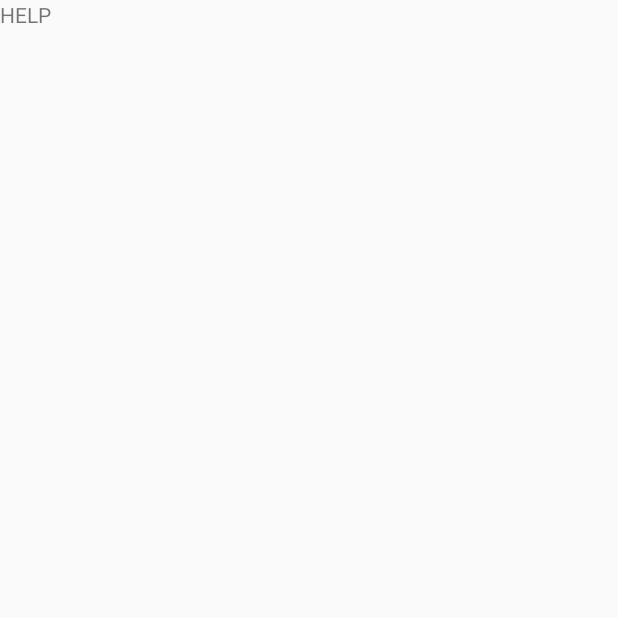
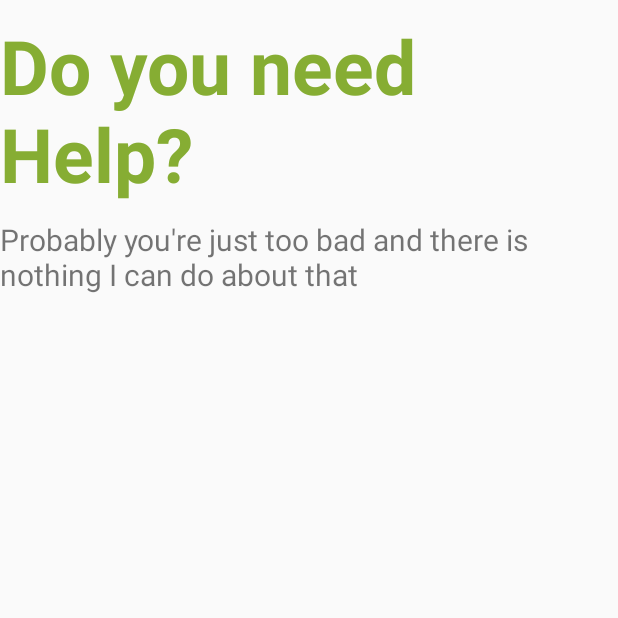
Before and after one commit to FloHimself5/FlappyBee, an Android app: the Help screen opened directly, with no data from a screen before it, on a phone screen of 412 x 824 dp, the top half of it. Before the commit the part shown is almost empty. Run offline under Robolectric (Android 15) with nearby library versions, the phone set to English and light mode, and no system bars.

Commit message:
added some Help and tried TextView

```diff
--- a/app/src/main/res/layout/activity_help.xml
+++ b/app/src/main/res/layout/activity_help.xml
@@ -1,11 +1,29 @@
 <?xml version="1.0" encoding="utf-8"?>
 <LinearLayout xmlns:android="http://schemas.android.com/apk/res/android"
-    android:orientation="vertical" android:layout_width="match_parent"
-    android:layout_height="match_parent">
+    android:orientation="vertical"
+    android:layout_width="match_parent"
+    android:layout_height="match_parent"
+    android:paddingTop="10dp"
+    android:paddingBottom="10dp"
+    android:layout_centerHorizontal="true">
 
+    <TextView
+        android:id="@+id/title"
+        android:layout_width="match_parent"
+        android:layout_height="wrap_content"
+        android:layout_marginBottom="10dp"
+        android:text="Do you need Help?"
+        android:textColor="#86AD33"
+        android:textSize="50dp"
+        android:textStyle="bold" />
     <TextView
         android:id="@+id/textView"
         android:layout_width="match_parent"
         android:layout_height="wrap_content"
-        android:text="HELP" />
+        android:layout_marginBottom="10dp"
+        android:text="Probably you're just too bad and there is nothing I can do about that"
+        android:gravity="left"
+        android:textSize="20dp"
+         />
+
 </LinearLayout>
```
